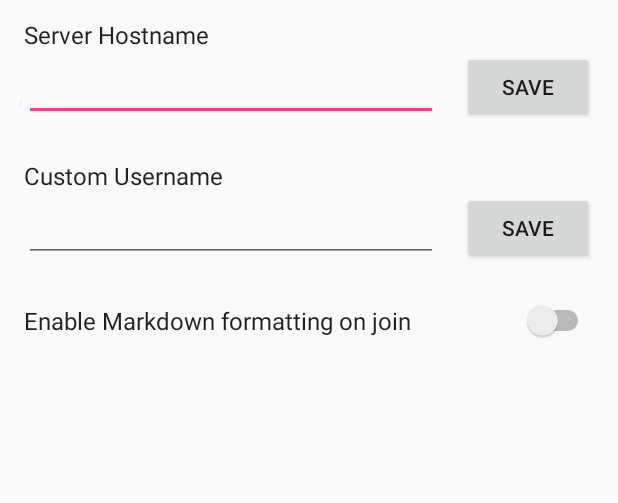
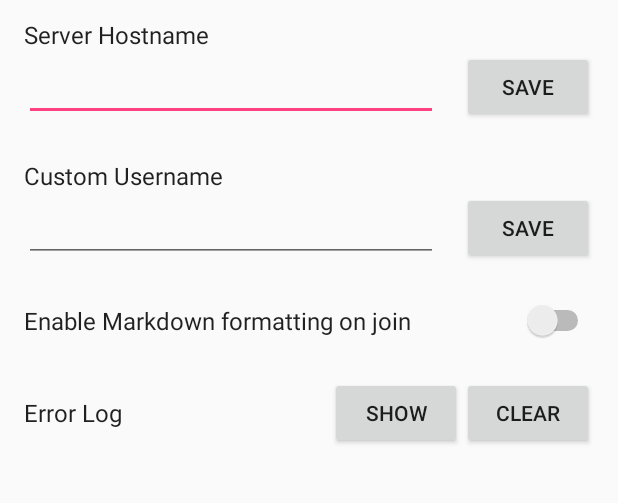
Before and after one commit to dylanburati/CNChat, an Android app: the screen it shows after launch (MainActivity), after a tap on "SETTINGS", on a phone screen of 412 x 824 dp, the part 314-817 px from its top. Run offline under Robolectric (Android 15) with nearby library versions, the phone set to English and light mode, and no system bars; 1 statement that could not run was skipped; 1 other tap on this screen came first.

Commit message:
Save errors to log file (private to application unless phone is rooted)

```diff
--- /dev/null
+++ b/android-app/src/main/java/com/disciple/basedworld/cnchat/LoggingExceptionHandler.java
@@ -0,0 +1,47 @@
+package com.disciple.basedworld.cnchat;
+
+import android.content.Context;
+
+import java.io.FileNotFoundException;
+import java.io.OutputStreamWriter;
+import java.io.PrintWriter;
+import java.nio.charset.Charset;
+import java.text.SimpleDateFormat;
+import java.util.Date;
+import java.util.Locale;
+
+class LoggingExceptionHandler implements Thread.UncaughtExceptionHandler {
+
+    private Context ctx;
+    private String logFile;
+    private final Object logFileLock;
+    private Thread.UncaughtExceptionHandler defaultHandler;
+
+    LoggingExceptionHandler(Context ctx, String logFile, final Object logFileLock) {
+        this.ctx = ctx;
+        this.logFile = logFile;
+        this.logFileLock = logFileLock;
+        this.defaultHandler = Thread.getDefaultUncaughtExceptionHandler();
+    }
+
+    @Override
+    public void uncaughtException(Thread t, Throwable e) {
+        PrintWriter out = null;
+        try {
+            synchronized(logFileLock) {
+                out = new PrintWriter(new OutputStreamWriter(ctx.openFileOutput(logFile, Context.MODE_APPEND), Charset.forName("UTF-8")), true);
+                SimpleDateFormat dateFormat = new SimpleDateFormat("EEE MMM dd HH:mm:ss zzz yyyy", Locale.US);
+                out.println(dateFormat.format(new Date(System.currentTimeMillis())) + "\n");
+                e.printStackTrace(out);
+                out.println();
+            }
+        } catch(FileNotFoundException e1) {
+            e1.printStackTrace();
+        } finally {
+            if(out != null) {
+                out.close();
+            }
+        }
+        defaultHandler.uncaughtException(t, e);
+    }
+}
--- a/android-app/src/main/res/layout/activity_main.xml
+++ b/android-app/src/main/res/layout/activity_main.xml
@@ -276,6 +276,61 @@
                         android:id="@+id/markdownPref"/>
 
                 </TableRow>
+
+                <TableRow
+                    android:layout_width="match_parent"
+                    android:layout_height="match_parent"
+                    android:paddingBottom="12dp">
+
+                    <TextView
+                        android:layout_weight="1"
+                        android:layout_width="0dp"
+                        android:text="@string/errLogLabel"
+                        android:textColor="#DF000000"
+                        android:layout_gravity="center_vertical"
+                        android:textSize="16sp"/>
+
+                    <Button
+                        android:layout_weight="0"
+                        android:layout_width="wrap_content"
+                        android:layout_height="wrap_content"
+                        android:text="@string/show"
+                        android:id="@+id/errLogShow"
+                        android:layout_gravity="center_vertical|right"
+                        android:onClick="errLogShow"/>
+
+                    <Button
+                        android:layout_weight="0"
+                        android:layout_width="wrap_content"
+                        android:layout_height="wrap_content"
+                        android:text="@string/clear"
+                        android:id="@+id/errLogClear"
+                        android:layout_gravity="center_vertical|right"
+                        android:onClick="errLogClear"/>
+
+                </TableRow>
+
+                <TableRow
+                    android:layout_width="match_parent"
+                    android:layout_height="match_parent"
+                    android:id="@+id/errLogContainer"
+                    android:background="#23EC153F"
+                    android:visibility="gone">
+
+                    <TextView
+                        android:layout_weight="1"
+                        android:layout_width="0dp"
+                        android:paddingLeft="8dp"
+                        android:paddingRight="8dp"
+                        android:paddingTop="4dp"
+                        android:paddingBottom="4dp"
+                        android:id="@+id/errLog"
+                        android:text=""
+                        android:textColor="#DF000000"
+                        android:textSize="12sp"
+                        android:typeface="monospace"/>
+
+                </TableRow>
             </TableLayout>
         </RelativeLayout>
     </ScrollView>
--- a/android-app/src/main/res/values-w820dp/dimens.xml
+++ b/android-app/src/main/res/values-w820dp/dimens.xml
@@ -2,5 +2,5 @@
     <!-- Example customization of dimensions originally defined in res/values/dimens.xml
          (such as screen margins) for screens with more than 820dp of available width. This
          would include 7" and 10" devices in landscape (~960dp and ~1280dp respectively). -->
-    <dimen name="activity_horizontal_margin">64dp</dimen>
+    <dimen name="activity_horizontal_margin">0dp</dimen>
 </resources>
--- a/android-app/src/main/res/values/strings.xml
+++ b/android-app/src/main/res/values/strings.xml
@@ -16,4 +16,9 @@
     In CNChat, commands start with a colon (:)\nSend the command :help for more info.\n\nNote: Changes to these settings won\'t take effect until the next time you join the chat.
     </string>
     <string name="markdown">Enable Markdown formatting on join</string>
+    <string name="clear">CLEAR</string>
+    <string name="show">SHOW</string>
+    <string name="hide">HIDE</string>
+    <string name="errLogLabel">Error Log</string>
+    <string name="errLogNotFound">Log file not found</string>
 </resources>
```
Also changed, not shown: android-app/src/main/java/com/disciple/basedworld/cnchat/MainActivity.java (+69 -5 lines), android-app/src/main/java/com/disciple/basedworld/cnchat/ShutdownHook.java (+4 -4 lines), 2 other files.
